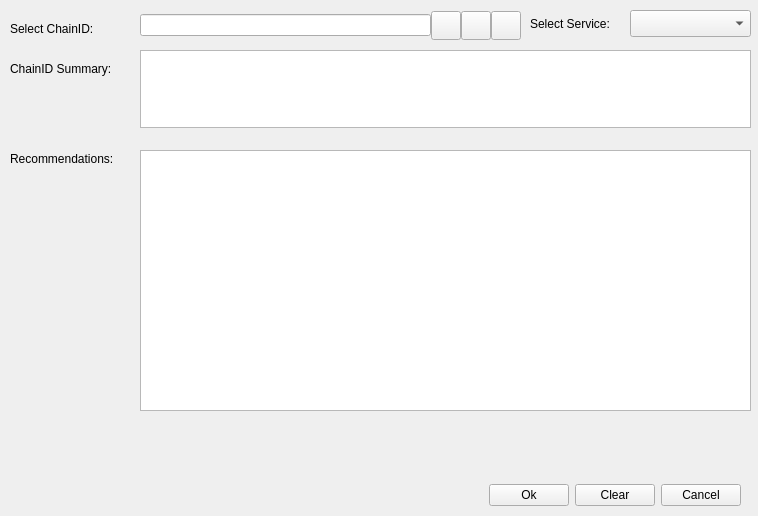
Above: src/qt/forms/requestloan.ui from thelonecrouton/bitcredit before the change. Below: the same form after it.
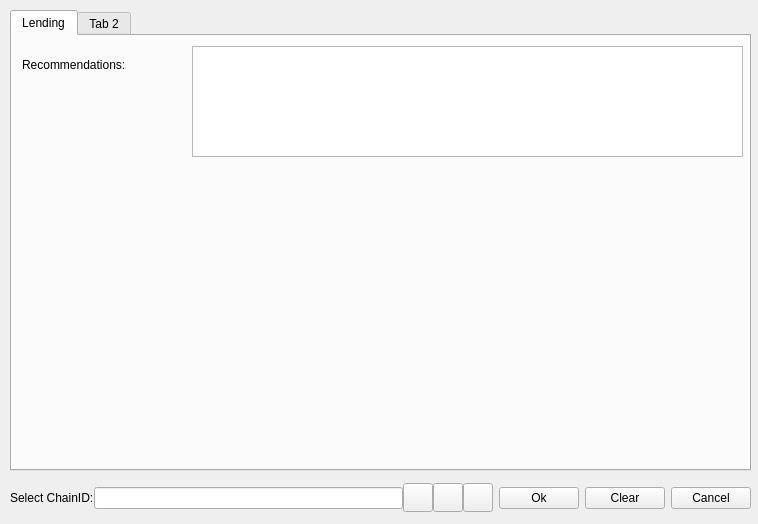
That is the form after the change. Icons and pictures are not drawn. Custom widgets are drawn as their Qt base class.

What changed in the file:
```diff
--- a/src/qt/forms/requestloan.ui
+++ b/src/qt/forms/requestloan.ui
@@ -7,25 +7,36 @@
     <x>0</x>
     <y>0</y>
     <width>758</width>
-    <height>516</height>
+    <height>524</height>
    </rect>
   </property>
   <property name="windowTitle">
    <string>Form</string>
   </property>
-  <widget class="QWidget" name="layoutWidget">
+  <widget class="QWidget" name="horizontalLayoutWidget">
    <property name="geometry">
     <rect>
-     <x>140</x>
-     <y>10</y>
-     <width>381</width>
-     <height>31</height>
+     <x>10</x>
+     <y>480</y>
+     <width>741</width>
+     <height>36</height>
     </rect>
    </property>
+   <layout class="QHBoxLayout" name="horizontalLayout">
+    <item>
+     <layout class="QHBoxLayout" name="horizontalLayout_2">
+      <item>
    <layout class="QHBoxLayout" name="useaddressLayout">
     <property name="spacing">
      <number>0</number>
     </property>
+        <item>
+         <widget class="QLabel" name="label">
+          <property name="text">
+           <string>Select ChainID:</string>
+          </property>
+         </widget>
+        </item>
     <item>
      <widget class="QValidatedLineEdit" name="payTo">
       <property name="toolTip">
@@ -112,111 +123,8 @@
      </widget>
     </item>
    </layout>
-  </widget>
-  <widget class="QLabel" name="label">
-   <property name="geometry">
-    <rect>
-     <x>10</x>
-     <y>20</y>
-     <width>111</width>
-     <height>17</height>
-    </rect>
-   </property>
-   <property name="text">
-    <string>Select ChainID:</string>
-   </property>
-  </widget>
-  <widget class="QTableView" name="tableView">
-   <property name="geometry">
-    <rect>
-     <x>140</x>
-     <y>150</y>
-     <width>611</width>
-     <height>261</height>
-    </rect>
-   </property>
-  </widget>
-  <widget class="QLabel" name="label_2">
-   <property name="geometry">
-    <rect>
-     <x>530</x>
-     <y>15</y>
-     <width>101</width>
-     <height>17</height>
-    </rect>
-   </property>
-   <property name="text">
-    <string>Select Service:</string>
-   </property>
-  </widget>
-  <widget class="QComboBox" name="comboBox">
-   <property name="geometry">
-    <rect>
-     <x>630</x>
-     <y>10</y>
-     <width>121</width>
-     <height>27</height>
-    </rect>
-   </property>
-  </widget>
-  <widget class="QTextEdit" name="textEdit">
-   <property name="geometry">
-    <rect>
-     <x>140</x>
-     <y>50</y>
-     <width>611</width>
-     <height>78</height>
-    </rect>
-   </property>
-  </widget>
-  <widget class="QLabel" name="label_3">
-   <property name="geometry">
-    <rect>
-     <x>10</x>
-     <y>60</y>
-     <width>131</width>
-     <height>17</height>
-    </rect>
-   </property>
-   <property name="text">
-    <string>ChainID Summary:</string>
-   </property>
-  </widget>
-  <widget class="QLabel" name="label_4">
-   <property name="geometry">
-    <rect>
-     <x>10</x>
-     <y>150</y>
-     <width>131</width>
-     <height>17</height>
-    </rect>
-   </property>
-   <property name="text">
-    <string>Recommendations:</string>
-   </property>
-  </widget>
-  <widget class="QWidget" name="horizontalLayoutWidget">
-   <property name="geometry">
-    <rect>
-     <x>10</x>
-     <y>480</y>
-     <width>731</width>
-     <height>31</height>
-    </rect>
-   </property>
-   <layout class="QHBoxLayout" name="horizontalLayout">
-    <item>
-     <spacer name="horizontalSpacer">
-      <property name="orientation">
-       <enum>Qt::Horizontal</enum>
-      </property>
-      <property name="sizeHint" stdset="0">
-       <size>
-        <width>40</width>
-        <height>20</height>
-       </size>
-      </property>
-     </spacer>
+      </item>
+     </layout>
     </item>
     <item>
      <widget class="QPushButton" name="pushButton_3">
@@ -241,6 +149,49 @@
     </item>
    </layout>
   </widget>
+  <widget class="QTabWidget" name="tabWidget">
+   <property name="geometry">
+    <rect>
+     <x>10</x>
+     <y>10</y>
+     <width>741</width>
+     <height>461</height>
+    </rect>
+   </property>
+   <widget class="QWidget" name="tab">
+    <attribute name="title">
+     <string>Lending</string>
+    </attribute>
+    <widget class="QTableView" name="tableView">
+     <property name="geometry">
+      <rect>
+       <x>180</x>
+       <y>10</y>
+       <width>551</width>
+       <height>111</height>
+      </rect>
+     </property>
+    </widget>
+    <widget class="QLabel" name="label_4">
+     <property name="geometry">
+      <rect>
+       <x>10</x>
+       <y>20</y>
+       <width>131</width>
+       <height>17</height>
+      </rect>
+     </property>
+     <property name="text">
+      <string>Recommendations:</string>
+     </property>
+    </widget>
+   </widget>
+   <widget class="QWidget" name="tab_2">
+    <attribute name="title">
+     <string>Tab 2</string>
+    </attribute>
+   </widget>
+  </widget>
  </widget>
  <customwidgets>
   <customwidget>
```
Lines whose indentation alone changed are shown as unchanged.
